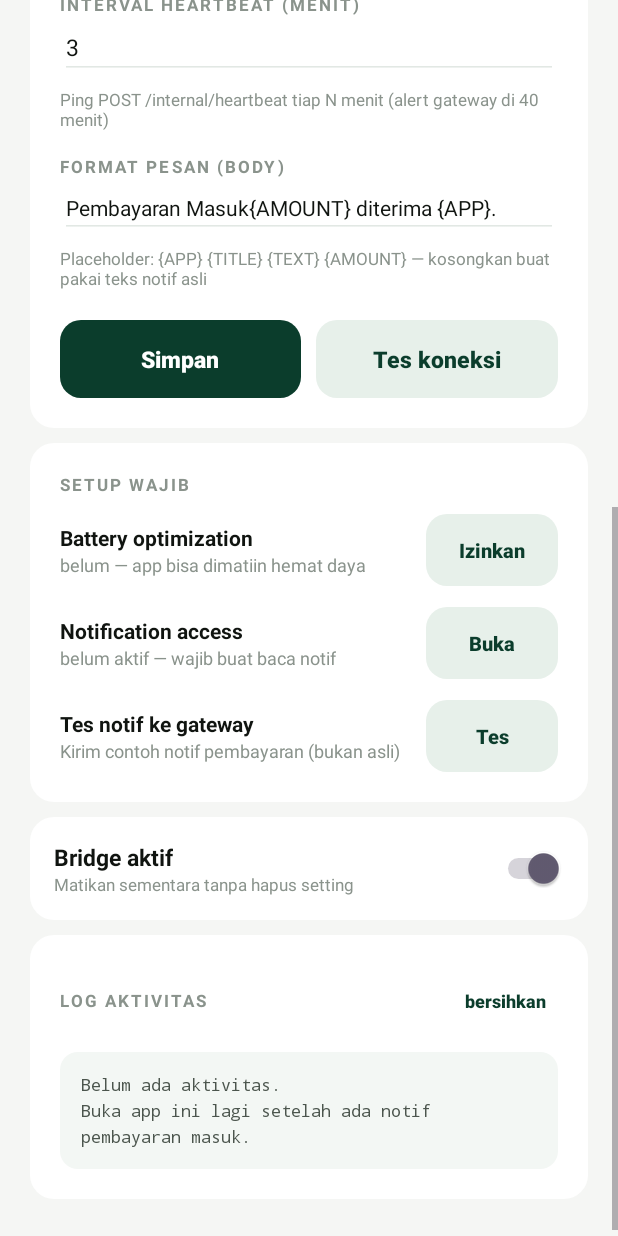
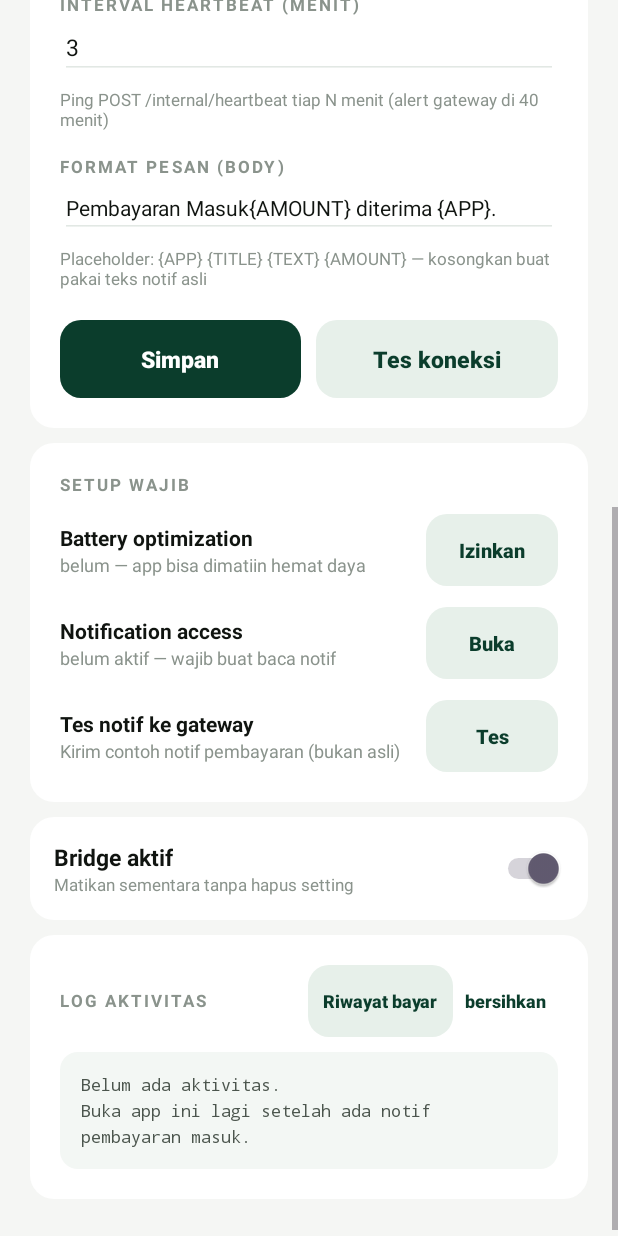
Before and after one commit to taufikalhkim21/dana-notif, an Android app: the screen it shows after launch (MainActivity), scrolled down 576 dp, on a phone screen of 412 x 824 dp. Run offline under Robolectric (Android 15) with nearby library versions, the phone set to English and light mode, and no system bars.

Commit message:
Add files via upload

```diff
--- a/app/build.gradle.kts
+++ b/app/build.gradle.kts
@@ -11,8 +11,8 @@ android {
         applicationId = "id.alldaypay.dananotifbridge"
         minSdk = 24
         targetSdk = 34
-        versionCode = 4
-        versionName = "1.3"
+        versionCode = 5
+        versionName = "1.4"
     }
 
     signingConfigs {
--- a/app/src/main/res/layout/activity_main.xml
+++ b/app/src/main/res/layout/activity_main.xml
@@ -657,6 +657,21 @@
                     android:letterSpacing="0.12" />
 
                 <Button
+                    android:id="@+id/btnHistory"
+                    android:layout_width="wrap_content"
+                    android:layout_height="wrap_content"
+                    android:background="@drawable/btn_secondary"
+                    android:minWidth="0dp"
+                    android:paddingLeft="10dp"
+                    android:paddingRight="10dp"
+                    android:text="Riwayat bayar"
+                    android:textAllCaps="false"
+                    android:textColor="#0B3D2C"
+                    android:textSize="12sp"
+                    android:textStyle="bold"
+                    android:stateListAnimator="@null" />
+
+                <Button
                     android:id="@+id/btnClear"
                     android:layout_width="wrap_content"
                     android:layout_height="wrap_content"
```
Also changed, not shown: app/src/main/java/id/alldaypay/dananotifbridge/DanaNotificationListener.kt (+13 -0 lines), app/src/main/java/id/alldaypay/dananotifbridge/MainActivity.kt (+65 -0 lines), app/src/main/java/id/alldaypay/dananotifbridge/PaymentStore.kt (added, +59 -0 lines).
